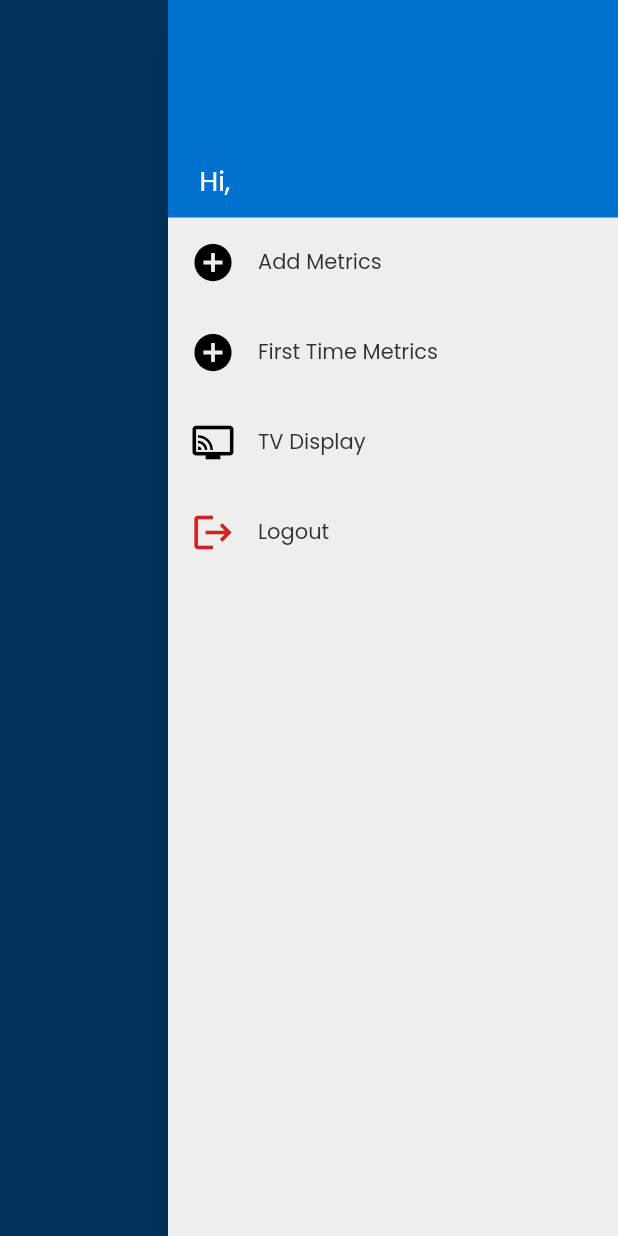
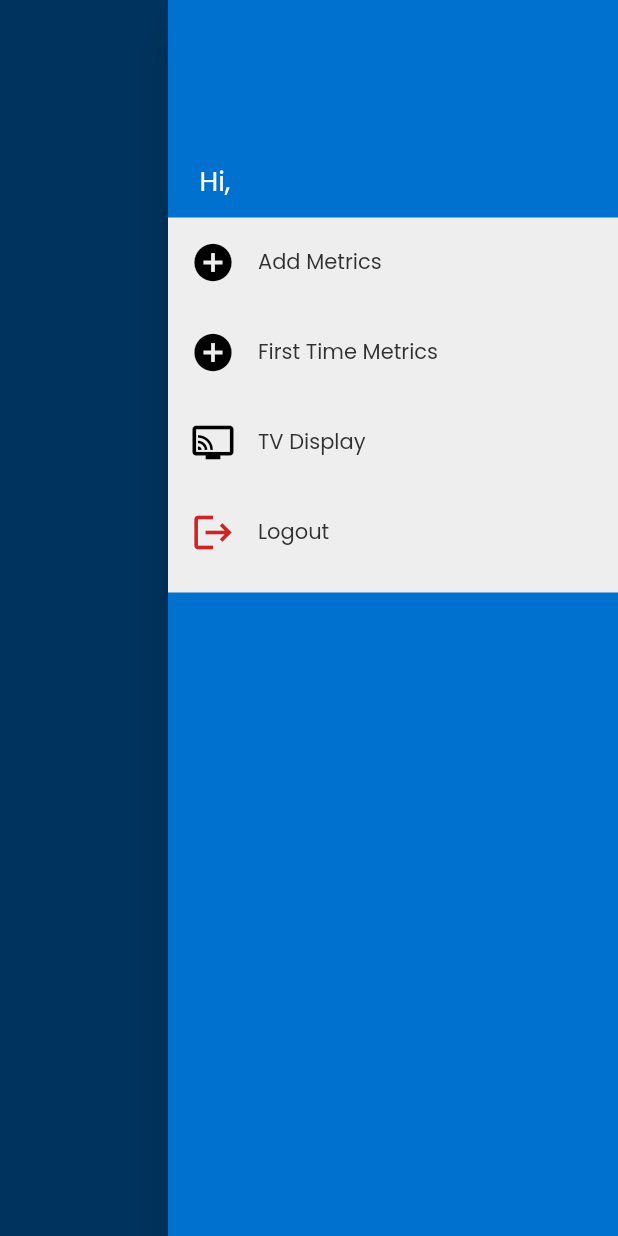
Before and after one commit to brian10201981/OGP1585, a Flutter app: the TvDisplayWidget screen opened directly, with the side drawer open, on a phone screen of 412 x 824 dp. Run offline on Flutter 3.47's test engine with Material 2 defaults, Android fonts, the phone set to English and light mode, and no system bars; our stand-ins replace auto_size_text, built_collection, built_value, cloud_firestore, firebase_auth, firebase_core and 9 more; missing offline and left inert: json_path; accounts and stored records are empty; generated files the repository leaves out were written again.

Commit message:
Updating to latest FlutterFlow output.

```diff
--- a/lib/create_new_record/create_new_record_widget.dart
+++ b/lib/create_new_record/create_new_record_widget.dart
@@ -123,7 +123,7 @@ class _CreateNewRecordWidgetState extends State<CreateNewRecordWidget> {
                         children: [
                           Container(
                             width: MediaQuery.of(context).size.width * 3,
-                            height: MediaQuery.of(context).size.height * 1,
+                            height: 250,
                             decoration: BoxDecoration(
                               color: Color(0xFFEEEEEE),
                             ),
--- a/lib/daily_metrics_update/daily_metrics_update_widget.dart
+++ b/lib/daily_metrics_update/daily_metrics_update_widget.dart
@@ -123,8 +123,8 @@ class _DailyMetricsUpdateWidgetState extends State<DailyMetricsUpdateWidget> {
                         mainAxisSize: MainAxisSize.max,
                         children: [
                           Container(
-                            width: MediaQuery.of(context).size.width * 3,
-                            height: MediaQuery.of(context).size.height * 1,
+                            width: 300,
+                            height: 250,
                             decoration: BoxDecoration(
                               color: Color(0xFFEEEEEE),
                             ),
--- a/lib/landing_page/landing_page_widget.dart
+++ b/lib/landing_page/landing_page_widget.dart
@@ -103,8 +103,8 @@ class _LandingPageWidgetState extends State<LandingPageWidget> {
                         mainAxisSize: MainAxisSize.max,
                         children: [
                           Container(
-                            width: MediaQuery.of(context).size.width * 3,
-                            height: MediaQuery.of(context).size.height * 1,
+                            width: 300,
+                            height: 250,
                             decoration: BoxDecoration(
                               color: Color(0xFFEEEEEE),
                             ),
--- a/lib/tv_display/tv_display_widget.dart
+++ b/lib/tv_display/tv_display_widget.dart
@@ -107,7 +107,7 @@ class _TvDisplayWidgetState extends State<TvDisplayWidget> {
                           children: [
                             Container(
                               width: MediaQuery.of(context).size.width * 3,
-                              height: MediaQuery.of(context).size.height * 1,
+                              height: 250,
                               decoration: BoxDecoration(
                                 color: Color(0xFFEEEEEE),
                               ),
@@ -321,13 +321,32 @@ class _TvDisplayWidgetState extends State<TvDisplayWidget> {
                           ),
                           Column(
                             mainAxisSize: MainAxisSize.max,
-                            children: [],
-                          ),
-                          Column(
-                            mainAxisSize: MainAxisSize.max,
                             mainAxisAlignment: MainAxisAlignment.start,
                             crossAxisAlignment: CrossAxisAlignment.center,
                             children: [
+                              Row(
+                                mainAxisSize: MainAxisSize.max,
+                                children: [
+                                  FlutterFlowIconButton(
+                                    borderColor: Colors.transparent,
+                                    borderRadius: 30,
+                                    borderWidth: 1,
+                                    buttonSize: 60,
+                                    icon: Icon(
+                                      Icons.refresh,
+                                      color: Colors.white,
+                                      size: 30,
+                                    ),
+                                    onPressed: () async {
+                                      await Navigator.push(
+                                        context,
+                                        MaterialPageRoute(
+                                          builder: (context) =>
+                                              TvDisplayWidget(),
+                                        ),
+                                      );
+                                    },
+                                  ),
                                   FlutterFlowIconButton(
                                     borderColor: Colors.transparent,
                                     borderRadius: 30,
@@ -346,18 +365,21 @@ class _TvDisplayWidgetState extends State<TvDisplayWidget> {
                               ),
                             ],
                           ),
+                        ],
+                      ),
                     ),
                     Padding(
-                      padding: EdgeInsetsDirectional.fromSTEB(20, 0, 20, 0),
+                      padding: EdgeInsetsDirectional.fromSTEB(20, 10, 20, 0),
                       child: Row(
                         mainAxisSize: MainAxisSize.max,
-                        mainAxisAlignment: MainAxisAlignment.spaceBetween,
+                        mainAxisAlignment: MainAxisAlignment.center,
                         children: [
                           Column(
                             mainAxisSize: MainAxisSize.max,
                             children: [
                               Text(
                                 '1585 OPD Metrics',
+                                textAlign: TextAlign.start,
                                 style: FlutterFlowTheme.title2.override(
                                   fontFamily: 'Montserrat',
                                   color: Colors.white,
@@ -390,30 +412,6 @@ class _TvDisplayWidgetState extends State<TvDisplayWidget> {
                                     ),
                                   ],
                                 ),
-                              ),
-                            ],
-                          ),
-                          Column(
-                            mainAxisSize: MainAxisSize.max,
-                            children: [
-                              FlutterFlowIconButton(
-                                borderColor: Colors.transparent,
-                                borderRadius: 30,
-                                borderWidth: 1,
-                                buttonSize: 60,
-                                icon: Icon(
-                                  Icons.refresh,
-                                  color: Colors.white,
-                                  size: 30,
-                                ),
-                                onPressed: () async {
-                                  await Navigator.push(
-                                    context,
-                                    MaterialPageRoute(
-                                      builder: (context) => TvDisplayWidget(),
-                                    ),
-                                  );
-                                },
                               ),
                             ],
                           ),
@@ -578,16 +576,12 @@ class _TvDisplayWidgetState extends State<TvDisplayWidget> {
                                     crossAxisAlignment:
                                         CrossAxisAlignment.start,
                                     children: [
-                                      Padding(
-                                        padding: EdgeInsetsDirectional.fromSTEB(
-                                            10, 0, 0, 0),
-                                        child: Text(
+                                      Text(
                                         'Post Sub',
-                                          style: FlutterFlowTheme.bodyText1
-                                              .override(
+                                        style:
+                                            FlutterFlowTheme.bodyText1.override(
                                           fontFamily: 'Poppins',
                                           fontSize: 25,
-                                          ),
                                         ),
                                       ),
                                     ],
@@ -645,16 +639,12 @@ class _TvDisplayWidgetState extends State<TvDisplayWidget> {
                                     crossAxisAlignment:
                                         CrossAxisAlignment.start,
                                     children: [
-                                      Padding(
-                                        padding: EdgeInsetsDirectional.fromSTEB(
-                                            10, 0, 0, 0),
-                                        child: Text(
+                                      Text(
                                         'Sales',
-                                          style: FlutterFlowTheme.bodyText1
-                                              .override(
+                                        style:
+                                            FlutterFlowTheme.bodyText1.override(
                                           fontFamily: 'Poppins',
                                           fontSize: 25,
-                                          ),
                                         ),
                                       ),
                                     ],
```
Lines whose indentation alone changed are shown as unchanged.
